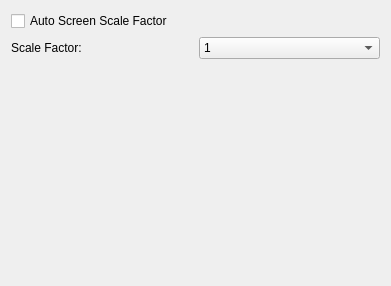
Old version of the form scripts/Edit/AppPreferences/UiPreferences/PreferencesPage.ui in the repository qcad/qcad.
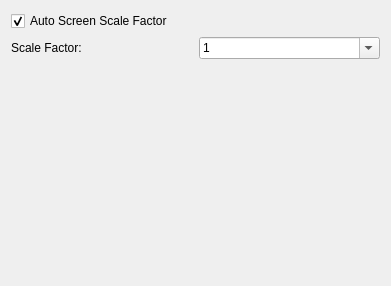
New version of the form.

```diff
--- a/scripts/Edit/AppPreferences/UiPreferences/PreferencesPage.ui
+++ b/scripts/Edit/AppPreferences/UiPreferences/PreferencesPage.ui
@@ -16,6 +16,9 @@
      <property name="text">
       <string>Auto Screen Scale Factor</string>
      </property>
+     <property name="checked">
+      <bool>true</bool>
+     </property>
     </widget>
    </item>
    <item>
@@ -29,6 +32,9 @@
      </item>
      <item>
       <widget class="QComboBox" name="QT_SCALE_FACTOR">
+       <property name="editable">
+        <bool>true</bool>
+       </property>
        <item>
         <property name="text">
          <string notr="true">1</string>
```
Left out of the diff: 20 changed lines with no effect on the pictures.
